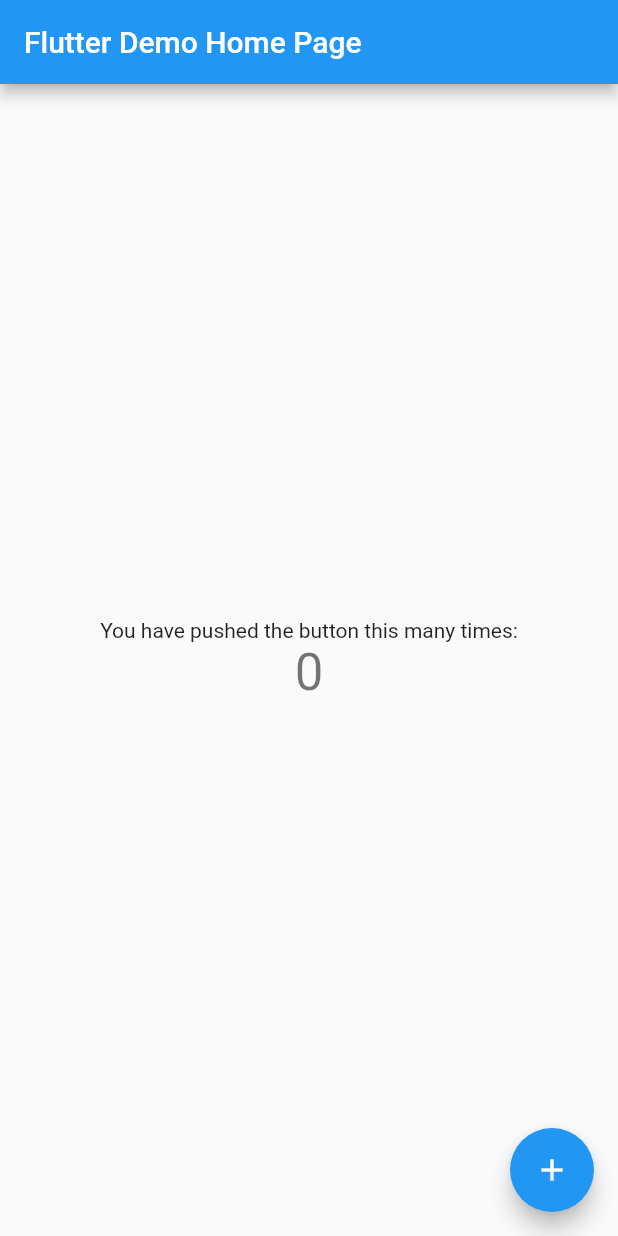
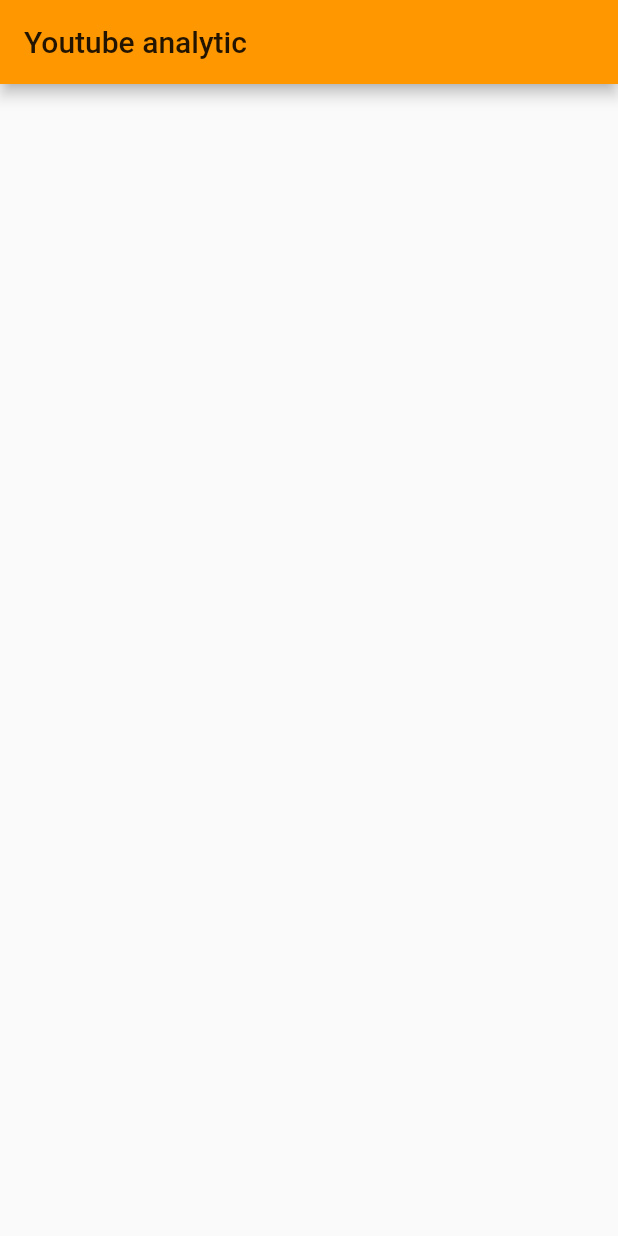
Before and after one commit to AlexMainaMunyua/Youtube-Traffic-Analytic-App, a Flutter app: the screen it shows after launch, on a phone screen of 412 x 824 dp. Run offline on Flutter 3.47's test engine with Material 2 defaults, Android fonts, the phone set to English and light mode, and no system bars.

Commit message:
Code clean up

```diff
--- a/lib/main.dart
+++ b/lib/main.dart
@@ -1,66 +1,21 @@
 import 'package:flutter/material.dart';
+
+import 'views/myhomepage.dart';
 
 void main() {
   runApp(MyApp());
 }
 
 class MyApp extends StatelessWidget {
-  // This widget is the root of your application.
+
   @override
   Widget build(BuildContext context) {
     return MaterialApp(
-      title: 'Flutter Demo',
+      title: 'Youtube analytic',
       theme: ThemeData(
-        primarySwatch: Colors.blue,
+        primarySwatch: Colors.orange,
       ),
-      home: MyHomePage(title: 'Flutter Demo Home Page'),
+      home: MyHomePage(title: 'Youtube analytic'),
     );
   }
 }
-
-class MyHomePage extends StatefulWidget {
-  MyHomePage({Key key, this.title}) : super(key: key);
-
-  final String title;
-
-  @override
-  _MyHomePageState createState() => _MyHomePageState();
-}
-
-class _MyHomePageState extends State<MyHomePage> {
-  int _counter = 0;
-
-  void _incrementCounter() {
-    setState(() {
-      _counter++;
-    });
-  }
-
-  @override
-  Widget build(BuildContext context) {
-    return Scaffold(
-      appBar: AppBar(
-        title: Text(widget.title),
-      ),
-      body: Center(
-        child: Column(
-          mainAxisAlignment: MainAxisAlignment.center,
-          children: <Widget>[
-            Text(
-              'You have pushed the button this many times:',
-            ),
-            Text(
-              '$_counter',
-              style: Theme.of(context).textTheme.headline4,
-            ),
-          ],
-        ),
-      ),
-      floatingActionButton: FloatingActionButton(
-        onPressed: _incrementCounter,
-        tooltip: 'Increment',
-        child: Icon(Icons.add),
-      ),
-    );
-  }
-}
--- /dev/null
+++ b/lib/views/myhomepage.dart
@@ -0,0 +1,22 @@
+import 'package:flutter/material.dart';
+
+class MyHomePage extends StatefulWidget {
+  MyHomePage({Key key, this.title}) : super(key: key);
+
+  final String title;
+
+  @override
+  _MyHomePageState createState() => _MyHomePageState();
+}
+
+class _MyHomePageState extends State<MyHomePage> {
+  @override
+  Widget build(BuildContext context) {
+    return Scaffold(
+      appBar: AppBar(
+        title: Text(widget.title),
+      ),
+      body: Center(),
+    );
+  }
+}
```
